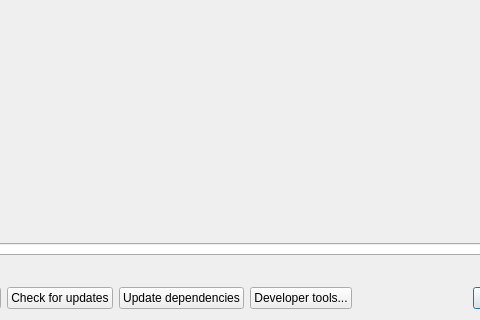
This is AddonManager.ui in chennes/AddonManager as Qt 5 draws it before an edit; both pictures show x 236 to 716 and y 280 to 600 of the 800 by 600 pixel window. The edited form follows.
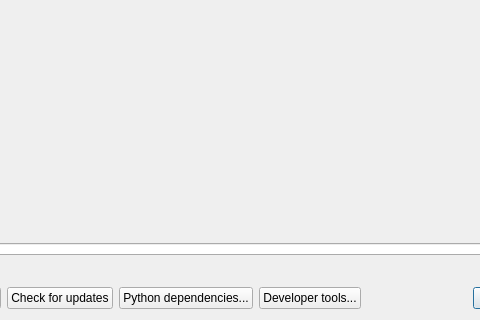
This is the edited form.

Commit message: Addon Manager: Show package dependencies

Diff of the .ui file:
```diff
--- a/AddonManager.ui
+++ b/AddonManager.ui
@@ -130,7 +130,7 @@
         <string>View and update Python package dependencies</string>
        </property>
        <property name="text">
-        <string>Update dependencies</string>
+        <string>Python dependencies...</string>
        </property>
       </widget>
      </item>
```
The commit also changes 3 other files.
